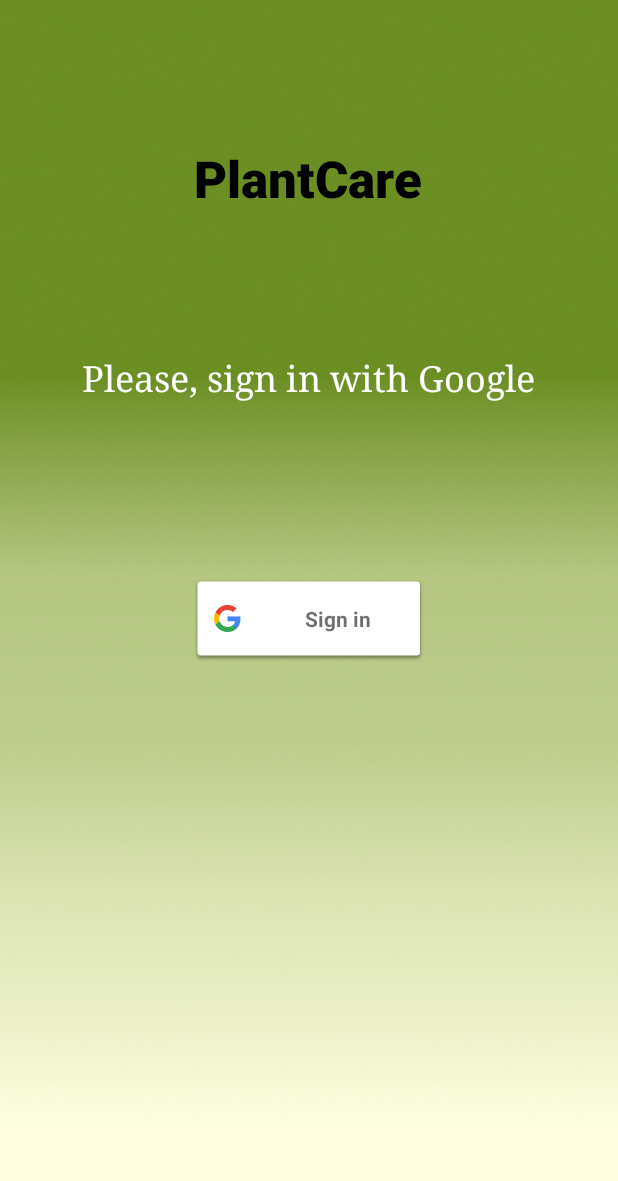
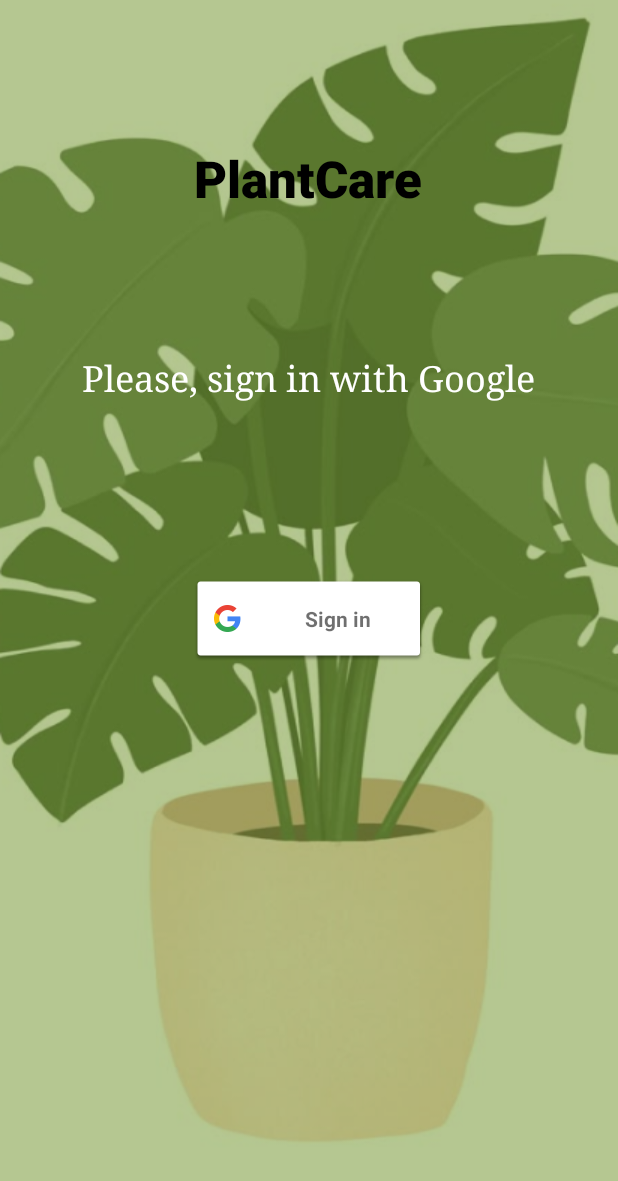
Before and after one commit to Jani1125/PlantCare, an Android app: the screen it shows after launch (GoogleSignInActivity), on a phone screen of 412 x 824 dp. Shown: the top 1181 px of the screen. Run offline under Robolectric (Android 15) with nearby library versions, the phone set to English and light mode, and no system bars.

Commit message:
Login background changed

```diff
--- a/app/src/main/res/layout/activity_google_sign_in.xml
+++ b/app/src/main/res/layout/activity_google_sign_in.xml
@@ -4,7 +4,7 @@
     xmlns:tools="http://schemas.android.com/tools"
     android:layout_width="match_parent"
     android:layout_height="match_parent"
-    android:background="@drawable/mainpic"
+    android:background="@drawable/loginbackground"
     android:orientation="vertical">
 
     <!-- Google Sign-In gomb -->
```
Also changed, not shown: app/src/main/res/drawable/loginbackground.png (added), 1 other file.
